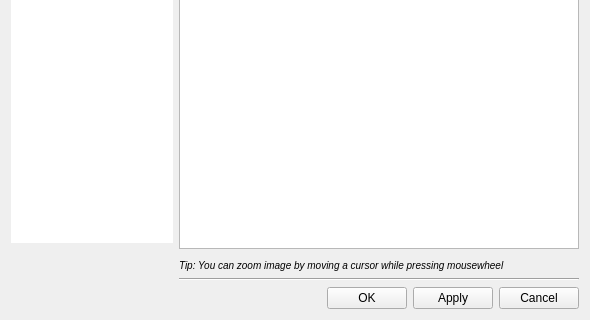
First picture: the form in gui/dialogs/settingsdialog.ui, repository do-i/thumbgrid, before the edit; both pictures show x 0 to 590 and y 180 to 500 of the 590 by 500 pixel window.
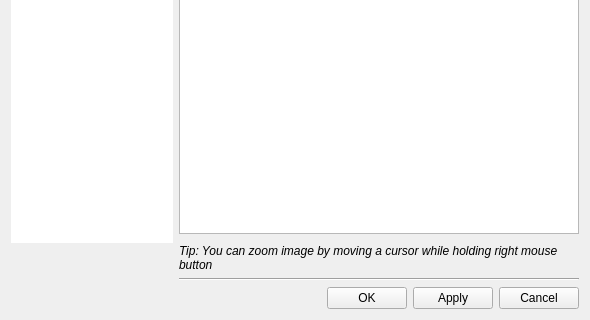
Second picture: the form after the edit. The open tabs and pages were chosen to show the change. Custom widgets are drawn as their Qt base class.

Commit message: [mainwindow] window geometry restore fix

Patch:
```diff
--- a/gui/dialogs/settingsdialog.ui
+++ b/gui/dialogs/settingsdialog.ui
@@ -2245,6 +2245,12 @@
            </item>
            <item>
             <widget class="QTableWidget" name="shortcutsTableWidget">
+             <property name="sizePolicy">
+              <sizepolicy hsizetype="Expanding" vsizetype="Expanding">
+               <horstretch>0</horstretch>
+               <verstretch>1</verstretch>
+              </sizepolicy>
+             </property>
              <property name="editTriggers">
               <set>QAbstractItemView::NoEditTriggers</set>
              </property>
@@ -2294,7 +2300,13 @@
            <item>
             <widget class="QLabel" name="label_21">
              <property name="text">
-              <string>&lt;i&gt;&lt;small&gt;Tip: You can zoom image by moving a cursor while pressing mousewheel&lt;/small&gt;&lt;/i&gt;</string>
+              <string>&lt;html&gt;&lt;head/&gt;&lt;body&gt;&lt;p&gt;&lt;span style=&quot; font-style:italic;&quot;&gt;Tip: You can zoom image by moving a cursor while holding right mouse button&lt;/span&gt;&lt;/p&gt;&lt;/body&gt;&lt;/html&gt;</string>
+             </property>
+             <property name="wordWrap">
+              <bool>true</bool>
+             </property>
+             <property name="textInteractionFlags">
+              <set>Qt::NoTextInteraction</set>
              </property>
             </widget>
            </item>
```
Left out of the diff: 30 changed lines with no effect on the pictures. The commit also changes 1 other file.
